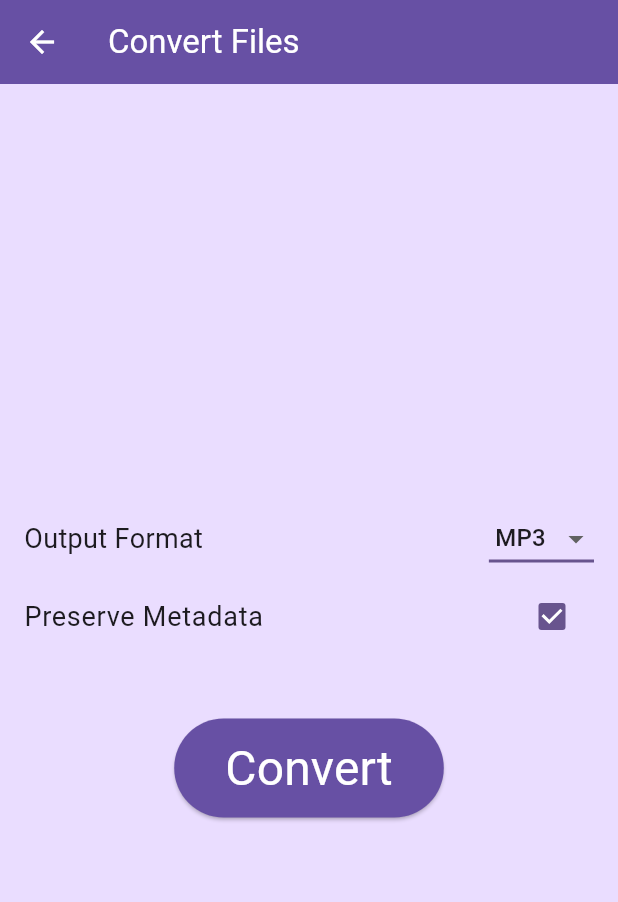
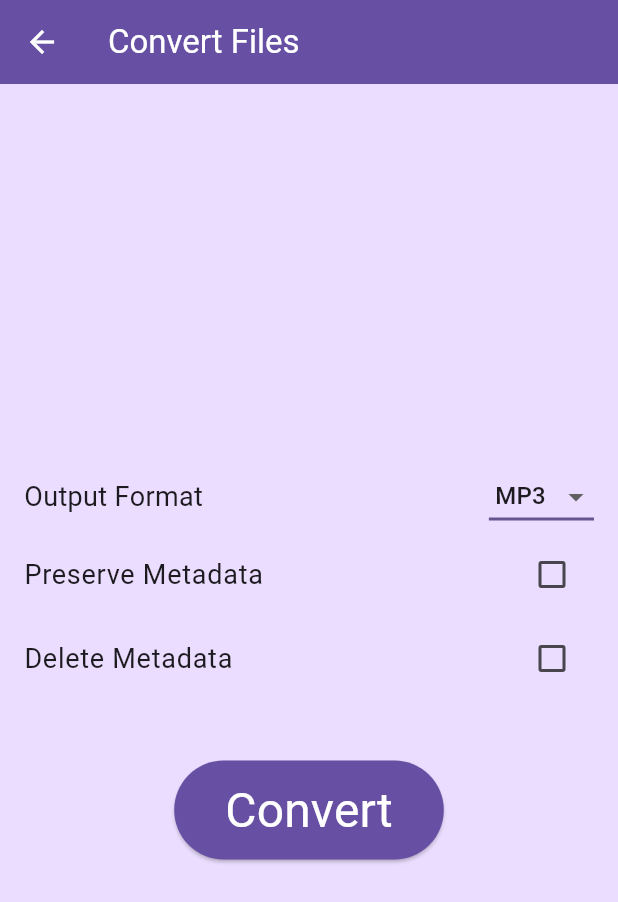
Before and after one commit to mithcs/ShravyaParivartak, a Flutter app: the ConversionPage screen opened directly with empty values, after a tap on "Preserve Metadata", on a phone screen of 412 x 824 dp. Shown: the top 902 px of the screen. Run offline on Flutter 3.47's test engine with Material 3 defaults, Android fonts, the light colour scheme and no system bars; our stand-ins replace file_picker; missing offline and left inert: ffmpeg_kit_flutter_audio.

Commit message:
Implemented DeleteMetadata
and code cleanup

```diff
--- a/lib/conversion_page.dart
+++ b/lib/conversion_page.dart
@@ -8,7 +8,8 @@ import 'finished_page.dart';
 import 'utils.dart';
 
 String format = 'mp3';
-bool preserveMetadata = false;
+bool preserveMetadata = true;
+bool deleteMetadata = false;
 
 /// Conversion page
 class ConversionPage extends StatelessWidget {
@@ -52,6 +53,9 @@ class ConversionBody extends StatelessWidget {
       if (preserveMetadata) {
         outputs.add('-map_metadata');
         outputs.add(i.toString());
+      } else if (deleteMetadata) {
+        outputs.add('-map_metadata');
+        outputs.add('-1');
       }
 
       outputs.add('-map');
@@ -123,10 +127,11 @@ class ConversionOptions extends StatelessWidget {
   @override
   Widget build(BuildContext context) {
     return Column(
-        children: [
-          const FormatDropdown(),
-          const MetadataCheckbox(),
-        ],
+      children: [
+        const FormatDropdown(),
+        const PreserveMetadataCheckbox(),
+        const DeleteMetadataCheckbox(),
+      ],
     );
   }
 }
@@ -177,16 +182,16 @@ class _FormatDropdownState extends State<FormatDropdown> {
   }
 }
 
-/// Checkbox to decide whether to preserve metadata or not
-class MetadataCheckbox extends StatefulWidget {
-  const MetadataCheckbox({super.key});
+/// Checkbox to decide whether to try to preserve metadata or not
+class PreserveMetadataCheckbox extends StatefulWidget {
+  const PreserveMetadataCheckbox({super.key});
 
   @override
-  State<MetadataCheckbox> createState() => _MetadataCheckboxState();
+  State<PreserveMetadataCheckbox> createState() => _PreserveMetadataCheckboxState();
 }
 
-/// [STATE] Checkbox to decide whether to preserve metadata or not
-class _MetadataCheckboxState extends State<MetadataCheckbox> {
+/// [STATE] Checkbox to decide whether to try to preserve metadata or not
+class _PreserveMetadataCheckboxState extends State<PreserveMetadataCheckbox> {
   @override
   Widget build(BuildContext context) {
     return CheckboxListTile(
@@ -194,9 +199,42 @@ class _MetadataCheckboxState extends State<MetadataCheckbox> {
       value: preserveMetadata,
       onChanged: (bool? value) {
         setState(() {
-          preserveMetadata = value!;
+          // really wanted to do this in 2 lines
+          if (value! && deleteMetadata) {
+            Utilities.showSnackBar(context, 'Uncheck Delete Metadata first!');
+          } else {
+            preserveMetadata = value;
+          }
         });
       },
     );
   }
 }
+
+/// Checkbox to decide whether to delete metadata or not
+class DeleteMetadataCheckbox extends StatefulWidget {
+  const DeleteMetadataCheckbox({super.key});
+
+  @override
+  State<DeleteMetadataCheckbox> createState() => _DeleteMetadataCheckboxState();
+}
+
+/// [STATE] Checkbox to decide whether to delete metadata or not
+class _DeleteMetadataCheckboxState extends State<DeleteMetadataCheckbox> {
+  @override
+  Widget build(BuildContext build) {
+    return CheckboxListTile(
+      title: const Text('Delete Metadata', style: TextStyle(fontSize: 18)),
+      value: deleteMetadata,
+      onChanged: (bool? value) {
+        setState(() {
+          if (value! && preserveMetadata) {
+            Utilities.showSnackBar(context, 'Uncheck Preserve Metadata first!');
+          } else {
+            deleteMetadata = value;
+          }
+        });
+      },
+    );
+  }
+}
--- a/lib/home_page.dart
+++ b/lib/home_page.dart
@@ -26,8 +26,6 @@ class HomePageBody extends StatelessWidget {
   // Handles file selection and routing
   Future<void> _handleFileSelection(BuildContext context) async {
     FilePickerResult? result = await FilePicker.platform.pickFiles(allowMultiple: true);
-
-    // Check if widget is still mounted
     if (!context.mounted) return;
 
     // When file is not selected
@@ -36,11 +34,9 @@ class HomePageBody extends StatelessWidget {
       return;
     }
 
-    // Get files
     List<PlatformFile> files = result.files;
     int filesCount = result.files.length;
 
-    // Route to next page
     Navigator.of(context).push(
       MaterialPageRoute(builder: (context) {
         return ConversionPage(files: files, filesCount: filesCount);
```
